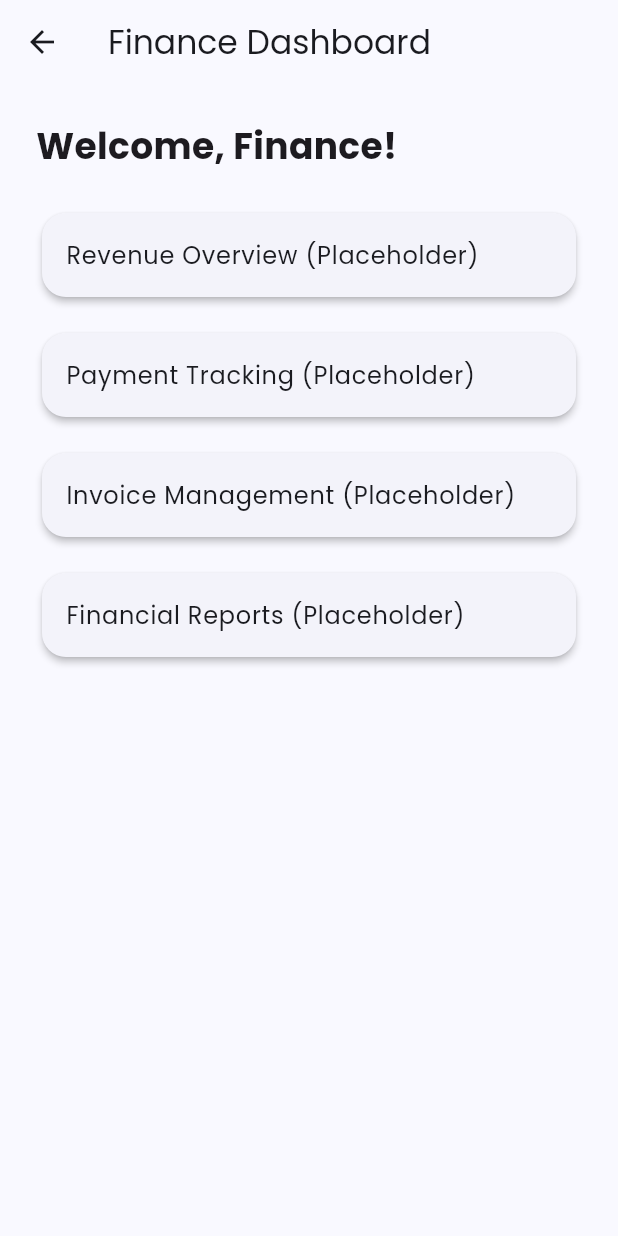
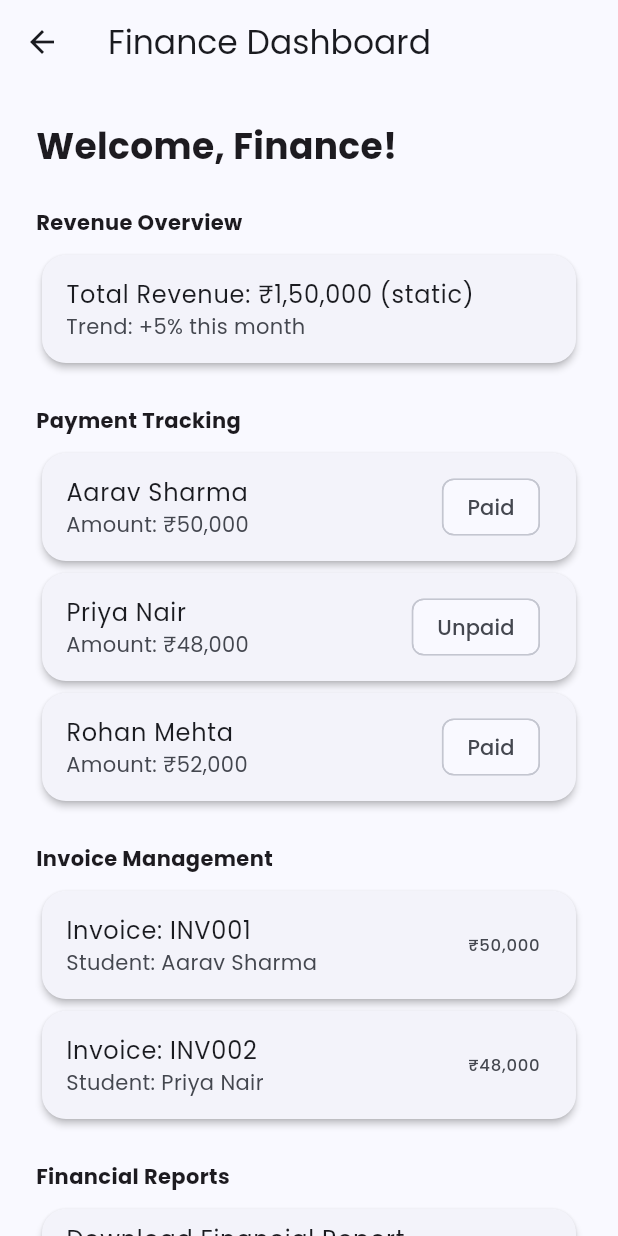
Before and after one commit to Anirudh-RedLion/student_profile_management, a Flutter app: the FinanceDashboardScreen screen opened directly, on a phone screen of 412 x 824 dp. Run offline on Flutter 3.47's test engine with Material 3 defaults, Android fonts, the phone set to English and light mode, and no system bars; our stand-ins replace go_router, google_fonts; accounts and stored records are empty; network calls fail.

Commit message:
all  screen mock done

```diff
--- a/lib/features/dashboard/finance_dashboard_screen.dart
+++ b/lib/features/dashboard/finance_dashboard_screen.dart
@@ -5,20 +5,59 @@ class FinanceDashboardScreen extends StatelessWidget {
 
   @override
   Widget build(BuildContext context) {
+    final payments = [
+      {'student': 'Aarav Sharma', 'status': 'Paid', 'amount': '₹50,000'},
+      {'student': 'Priya Nair', 'status': 'Unpaid', 'amount': '₹48,000'},
+      {'student': 'Rohan Mehta', 'status': 'Paid', 'amount': '₹52,000'},
+    ];
+    final invoices = [
+      {'id': 'INV001', 'student': 'Aarav Sharma', 'amount': '₹50,000'},
+      {'id': 'INV002', 'student': 'Priya Nair', 'amount': '₹48,000'},
+    ];
     return Scaffold(
       appBar: AppBar(title: const Text('Finance Dashboard')),
       body: ListView(
         padding: const EdgeInsets.all(24),
-        children: const [
-          Text('Welcome, Finance!', style: TextStyle(fontSize: 24, fontWeight: FontWeight.bold)),
-          SizedBox(height: 24),
-          Card(child: ListTile(title: Text('Revenue Overview (Placeholder)'))),
-          SizedBox(height: 16),
-          Card(child: ListTile(title: Text('Payment Tracking (Placeholder)'))),
-          SizedBox(height: 16),
-          Card(child: ListTile(title: Text('Invoice Management (Placeholder)'))),
-          SizedBox(height: 16),
-          Card(child: ListTile(title: Text('Financial Reports (Placeholder)'))),
+        children: [
+          const Text('Welcome, Finance!', style: TextStyle(fontSize: 24, fontWeight: FontWeight.bold)),
+          const SizedBox(height: 24),
+          const Text('Revenue Overview', style: TextStyle(fontWeight: FontWeight.bold)),
+          const SizedBox(height: 8),
+          Card(child: ListTile(title: Text('Total Revenue: ₹1,50,000 (static)'), subtitle: Text('Trend: +5% this month'))),
+          const SizedBox(height: 24),
+          const Text('Payment Tracking', style: TextStyle(fontWeight: FontWeight.bold)),
+          const SizedBox(height: 8),
+          ...payments.map((p) => Card(
+                child: ListTile(
+                  title: Text(p['student']!),
+                  subtitle: Text('Amount: ${p['amount']}'),
+                  trailing: Chip(label: Text(p['status']!)),
+                ),
+              )),
+          const SizedBox(height: 24),
+          const Text('Invoice Management', style: TextStyle(fontWeight: FontWeight.bold)),
+          const SizedBox(height: 8),
+          ...invoices.map((inv) => Card(
+                child: ListTile(
+                  title: Text('Invoice: ${inv['id']}'),
+                  subtitle: Text('Student: ${inv['student']}'),
+                  trailing: Text(inv['amount']!),
+                ),
+              )),
+          const SizedBox(height: 24),
+          const Text('Financial Reports', style: TextStyle(fontWeight: FontWeight.bold)),
+          const SizedBox(height: 8),
+          Card(
+            child: ListTile(
+              title: const Text('Download Financial Report (mock)'),
+              trailing: IconButton(
+                icon: const Icon(Icons.download),
+                onPressed: () {
+                  ScaffoldMessenger.of(context).showSnackBar(const SnackBar(content: Text('Report download simulated.')));
+                },
+              ),
+            ),
+          ),
         ],
       ),
     );
```
Also changed, not shown: lib/core/themes.dart (+19 -4 lines), lib/features/dashboard/admin_dashboard_screen.dart (+87 -15 lines), lib/main.dart (+12 -7 lines), 1 other file.
